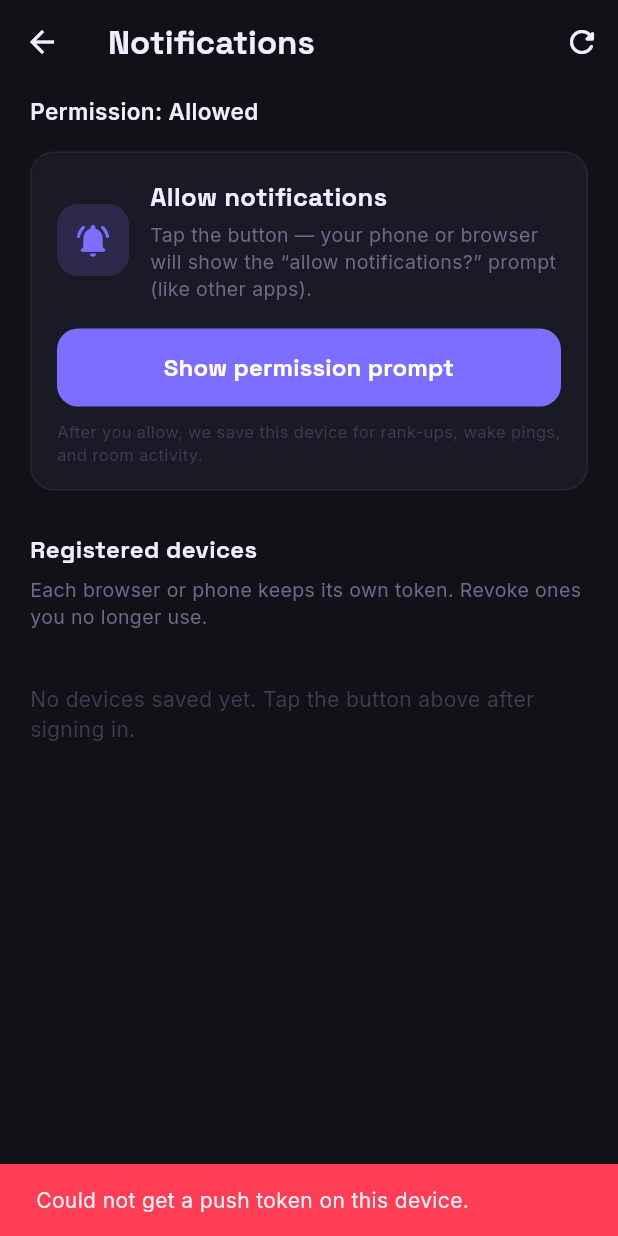
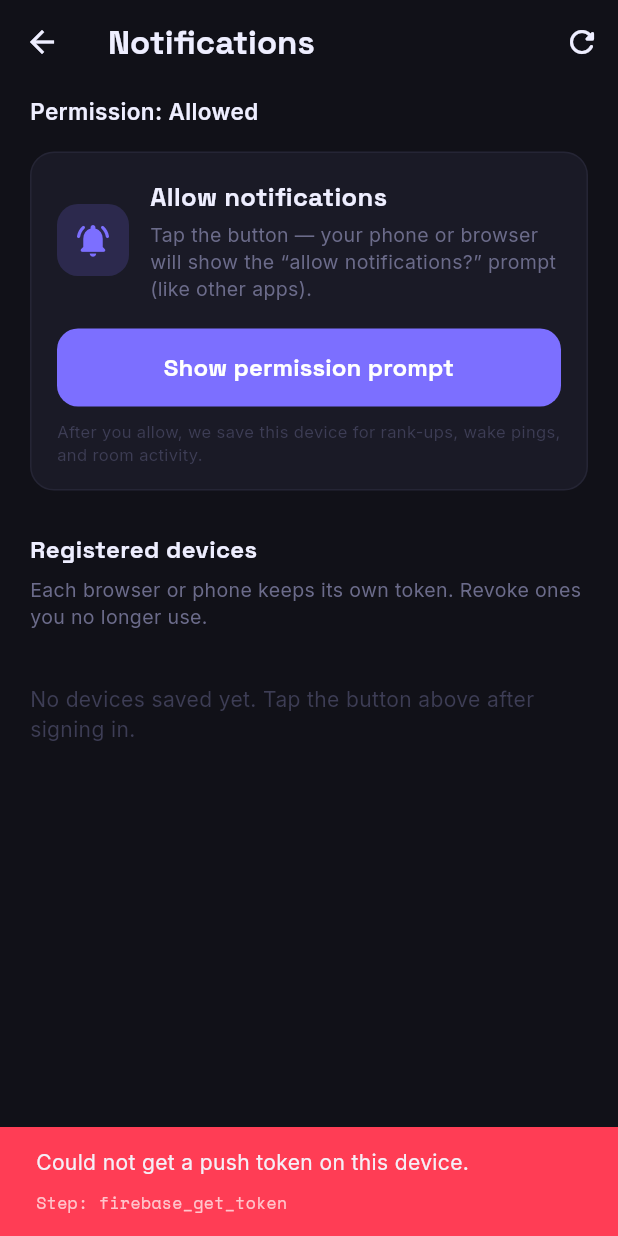
Before and after one commit to YarnGrowler/JarsFlutter, a Flutter app: the NotificationSettingsScreen screen opened directly, after a tap on "Show permission prompt", on a phone screen of 412 x 824 dp. Run offline on Flutter 3.47's test engine with Material 3 defaults, Android fonts, the phone set to English and light mode, and no system bars; our stand-ins replace firebase_core, firebase_messaging, flutter_animate, flutter_dotenv, flutter_riverpod, go_router and 4 more; missing offline and left inert: dart:html, dart:js_util, dart:ui_web; accounts and stored records are empty.

Commit message:
potential fix

```diff
--- a/lib/screens/profile/notification_settings_screen.dart
+++ b/lib/screens/profile/notification_settings_screen.dart
@@ -43,8 +43,12 @@ class _NotificationSettingsScreenState extends State<NotificationSettingsScreen>
         NotificationService.getNotificationSettings(),
         NotificationService.listMyDevices(),
       ]).timeout(const Duration(seconds: 12));
-      s = batch[0] as NotificationSettings?;
-      d = batch[1] as List<FcmDevice>;
+      final rawS = batch[0];
+      final rawD = batch[1];
+      s = rawS is NotificationSettings ? rawS : null;
+      d = rawD is List<FcmDevice>
+          ? rawD
+          : const <FcmDevice>[];
     } on TimeoutException {
       s = null;
       d = [];
@@ -72,15 +76,62 @@ class _NotificationSettingsScreenState extends State<NotificationSettingsScreen>
     await _refresh();
     if (!mounted) return;
     final err = NotificationService.lastRegisterTokenError;
+    final step = NotificationService.lastRegisterTokenStep;
+    final stackHint = NotificationService.lastRegisterTokenStackHint;
     ScaffoldMessenger.of(context).showSnackBar(
       SnackBar(
-        content: Text(
-          ok
-              ? 'This device was registered for push. On iPhone, the system prompt only appears when you tap this button — choose Allow.'
-              : err ??
-                  'Could not enable push. On iPhone (Home Screen): if you never saw a prompt, an older visit may have blocked it — try Settings → Apps → Jars / Safari → Notifications, or remove the Home Screen icon and add it again. Then open the app and tap this button once.',
-          style: GoogleFonts.inter(),
-        ),
+        duration: ok ? const Duration(seconds: 4) : const Duration(seconds: 14),
+        content: ok
+            ? Text(
+                'This device was registered for push. On iPhone, the system prompt only appears when you tap this button — choose Allow.',
+                style: GoogleFonts.inter(),
+              )
+            : Column(
+                mainAxisSize: MainAxisSize.min,
+                crossAxisAlignment: CrossAxisAlignment.start,
+                children: [
+                  Text(
+                    err ??
+                        'Could not enable push. On iPhone (Home Screen): if you never saw a prompt, an older visit may have blocked it — try Settings → Apps → Jars / Safari → Notifications, or remove the Home Screen icon and add it again. Then open the app and tap this button once.',
+                    style: GoogleFonts.inter(fontSize: 14, height: 1.35),
+                  ),
+                  if (step != null && step != 'ok') ...[
+                    const SizedBox(height: 10),
+                    Text(
+                      'Step: $step',
+                      style: GoogleFonts.spaceMono(
+                        fontSize: 11,
+                        color: Colors.white70,
+                      ),
+                    ),
+                  ],
+                  if (stackHint != null && stackHint.isNotEmpty) ...[
+                    const SizedBox(height: 6),
+                    Text(
+                      stackHint.length > 400
+                          ? '${stackHint.substring(0, 400)}…'
+                          : stackHint,
+                      style: GoogleFonts.spaceMono(
+                        fontSize: 10,
+                        color: Colors.white60,
+                        height: 1.25,
+                      ),
+                    ),
+                  ],
+                  if (kIsWeb) ...[
+                    const SizedBox(height: 8),
+                    Text(
+                      'Tip: open DevTools → Console on desktop Chrome for full logs, '
+                      'or share this snackbar text.',
+                      style: GoogleFonts.inter(
+                        fontSize: 11,
+                        color: Colors.white70,
+                        height: 1.3,
+                      ),
+                    ),
+                  ],
+                ],
+              ),
         backgroundColor: ok ? null : JarsColors.red,
       ),
     );
--- a/lib/services/notification_service.dart
+++ b/lib/services/notification_service.dart
@@ -44,6 +44,12 @@ class NotificationService {
 
   /// Last error from [registerToken] (for settings UI). Cleared on success.
   static String? lastRegisterTokenError;
+
+  /// Last completed step in [registerToken] when a failure occurs (debugging).
+  static String? lastRegisterTokenStep;
+
+  /// Short stack / detail for support (first lines).
+  static String? lastRegisterTokenStackHint;
 
   static const FirebaseOptions _firebaseOptions = FirebaseOptions(
     apiKey: 'AIzaSyDI1yg8xMRFK42Nz6n2Tiiwq7_ugIW8RUo',
@@ -198,9 +204,19 @@ class NotificationService {
             .eq('user_id', uid)
             .order('last_seen_at', ascending: false);
       })().timeout(const Duration(seconds: 20));
-      return (rows as List)
-          .map((r) => FcmDevice.fromJson(Map<String, dynamic>.from(r as Map)))
-          .toList();
+      final out = <FcmDevice>[];
+      for (final r in rows as List) {
+        try {
+          if (r is! Map) continue;
+          out.add(FcmDevice.fromJson(Map<String, dynamic>.from(r)));
+        } catch (e) {
+          developer.log(
+            'NotificationService.listMyDevices: skip bad row $e',
+            name: 'Jars',
+          );
+        }
+      }
+      return out;
     } catch (e) {
       final s = e.toString();
       if (s.contains('404') ||
@@ -310,7 +326,9 @@ class NotificationService {
   }
 
   static Future<bool> _persistTokenAndAttachListeners(String token) {
-    return _enqueuePersistTail(() => _persistTokenAndAttachListenersSerial(token));
+    return _enqueuePersistTail<bool>(
+      () => _persistTokenAndAttachListenersSerial(token),
+    );
   }
 
   static Future<bool> _persistTokenAndAttachListenersSerial(String token) async {
@@ -326,12 +344,23 @@ class NotificationService {
         );
       });
     }
-    if (kIsWeb && !_foregroundWebAttached) {
-      _foregroundWebAttached = true;
-      attachForegroundWebPushDisplay();
-    }
     _lastKnownLocalToken = token;
     final saved = await _saveFcmToken(token);
+    // Web: attach foreground listener *after* token save — on some builds it can
+    // throw during setup right after Allow; isolating it avoids blocking registration.
+    if (kIsWeb && saved && !_foregroundWebAttached) {
+      _foregroundWebAttached = true;
+      try {
+        attachForegroundWebPushDisplay();
+      } catch (e, st) {
+        developer.log(
+          'NotificationService: attachForegroundWebPushDisplay failed (non-fatal): $e',
+          name: 'Jars',
+          error: e,
+          stackTrace: st,
+        );
+      }
+    }
     if (!saved) {
       developer.log(
         'NotificationService: token not saved (signed in?)',
@@ -347,13 +376,21 @@ class NotificationService {
   /// especially on **iPhone Safari / Home Screen web apps**, where calling
   /// [FirebaseMessaging.requestPermission] from init or post-login `async`
   /// code does not show the system prompt and can leave permission denied.
+  static void _traceRegisterStep(String step) {
+    lastRegisterTokenStep = step;
+    developer.log('registerToken ▶ $step', name: 'Jars');
+  }
+
   static Future<bool> registerToken() async {
     lastRegisterTokenError = null;
+    lastRegisterTokenStep = null;
+    lastRegisterTokenStackHint = null;
     try {
       // Web / iOS PWA: the **first** await in this handler must be the browser’s
       // Notification.requestPermission — not Firebase.initializeApp. Otherwise
       // WebKit leaves the user-gesture stack and the prompt never appears.
       if (kIsWeb) {
+        _traceRegisterStep('web_dom_notification_permission');
         final domOk = await dom_notif.requestDomNotificationPermission();
         if (!domOk) {
           developer.log(
@@ -364,11 +401,13 @@ class NotificationService {
         }
       }
 
+      _traceRegisterStep('firebase_initialize_app');
       await _ensureFirebaseInitialized();
 
       final messaging = FirebaseMessaging.instance;
 
       var permissionOk = false;
+      _traceRegisterStep('firebase_messaging_request_permission');
       try {
         final settings = await messaging.requestPermission(
           alert: true,
@@ -401,6 +440,7 @@ class NotificationService {
         return false;
       }
 
+      _traceRegisterStep('firebase_get_token');
       final token = await getMessagingTokenWithRetries(
         messaging,
         maxAttempts: kIsWeb ? 4 : 3,
@@ -422,15 +462,30 @@ class NotificationService {
         return false;
       }
 
+      _traceRegisterStep('persist_token_and_listeners');
       final persisted = await _persistTokenAndAttachListeners(token);
       if (!persisted && SupabaseService.currentUserId == null) {
         lastRegisterTokenError =
             'You’re signed out. Sign in, then tap again to save this device for push.';
       }
+      if (persisted) {
+        lastRegisterTokenStep = 'ok';
+      }
       return persisted;
     } catch (e, st) {
-      lastRegisterTokenError = e.toString();
-      developer.log('NotificationService.registerToken: $e\n$st', name: 'Jars');
+      lastRegisterTokenStackHint = st
+          .toString()
+          .split('\n')
+          .map((l) => l.trim())
+          .where((l) => l.isNotEmpty)
+          .take(5)
+          .join('\n');
+      lastRegisterTokenError =
+          '[${lastRegisterTokenStep ?? 'unknown'}] ${e.runtimeType}: $e';
+      developer.log(
+        'NotificationService.registerToken FAILED at ${lastRegisterTokenStep ?? '?'}: $e\n$st',
+        name: 'Jars',
+      );
       return false;
     }
   }
```
